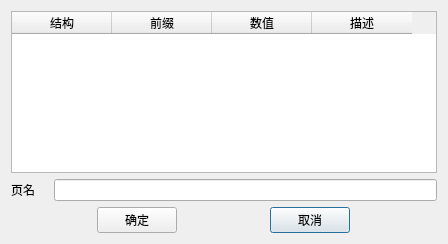
This is dialogpagenameset.ui in lushisong/T-Designer as Qt 5 draws it before an edit. The edited form follows.
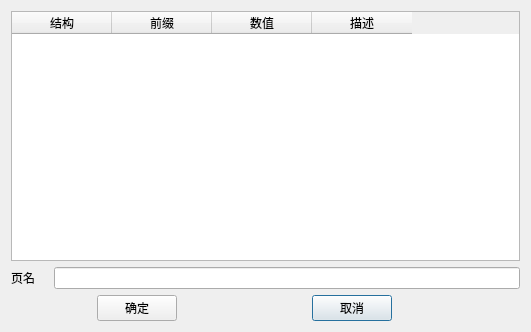
This is the edited form.

```diff
--- a/dialogpagenameset.ui
+++ b/dialogpagenameset.ui
@@ -6,8 +6,8 @@
    <rect>
     <x>0</x>
     <y>0</y>
-    <width>448</width>
-    <height>244</height>
+    <width>531</width>
+    <height>332</height>
    </rect>
   </property>
   <property name="windowTitle">
```
